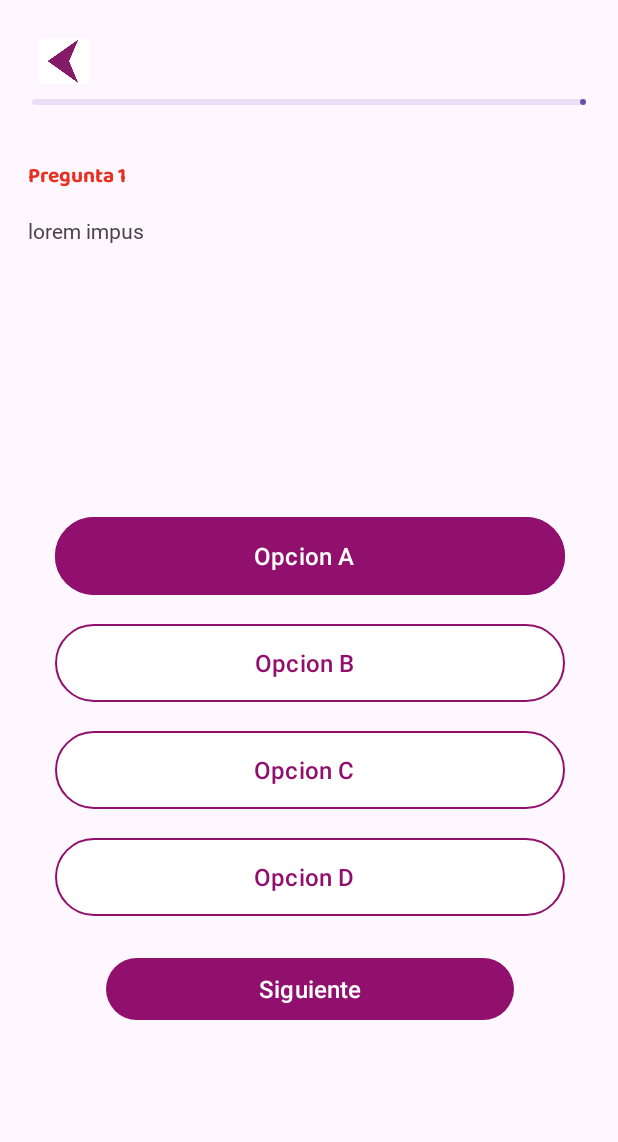
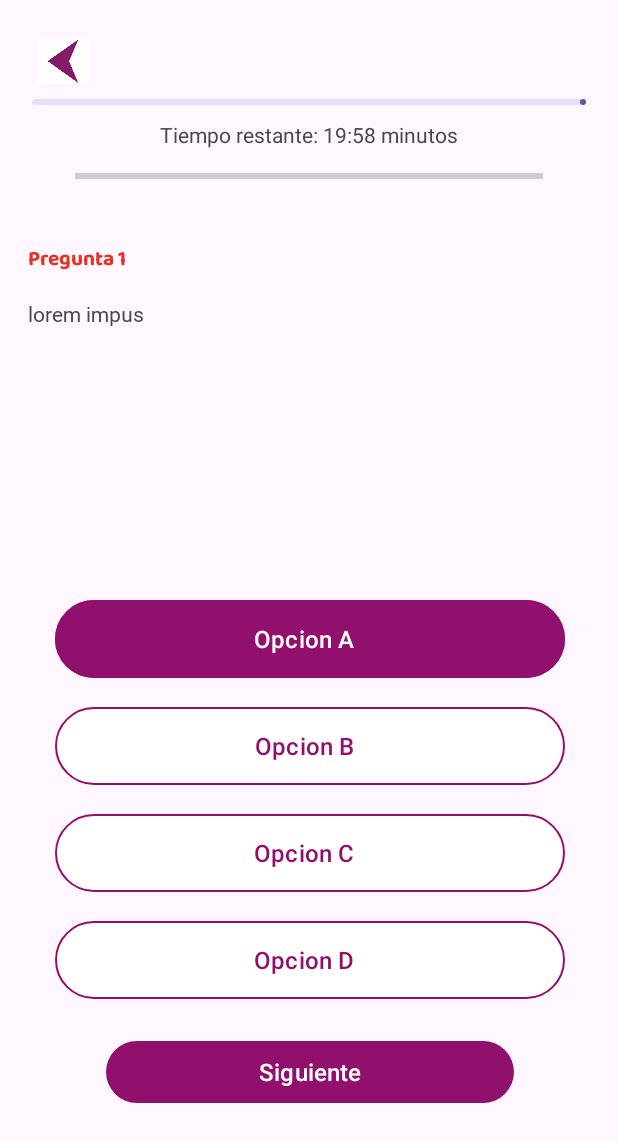
Before and after one commit to Virtualica/mobile-android, an Android app: the QuestionFragment screen opened directly, with no data from a screen before it, after a tap on "Opcion A", on a phone screen of 412 x 824 dp. Shown: the top 1142 px of the screen. Run offline under Robolectric (Android 15) with nearby library versions, the phone set to English and light mode, and no system bars; our stand-ins replace Firebase (no records; nobody signed in at launch, a user with empty details on screens opened directly); 5 statements that could not run were skipped.

Commit message:
Finished the simulation logic, miss to implement the statics

```diff
--- a/app/src/main/java/com/virtualica/mobile_android/QuestionFragment.kt
+++ b/app/src/main/java/com/virtualica/mobile_android/QuestionFragment.kt
@@ -4,6 +4,7 @@ import android.content.Context
 import android.content.Intent
 import android.graphics.Color
 import android.os.Bundle
+import android.util.Log
 import androidx.fragment.app.Fragment
 import android.view.LayoutInflater
 import android.view.View
@@ -28,6 +29,7 @@ class QuestionFragment() : Fragment() {
     ): View? {
         val inf = inflater.inflate(R.layout.question, container, false)
         val dataQuestion = arguments
+        Log.e("Error", dataQuestion!!.size().toString() + "Gonorrea triple hpta")
         for (i in 0 until dataQuestion!!.size()){
             val q : Question = dataQuestion.get("question${i}") as Question
             questions.add(q)
--- a/app/src/main/java/com/virtualica/mobile_android/SimulationActivity.kt
+++ b/app/src/main/java/com/virtualica/mobile_android/SimulationActivity.kt
@@ -23,8 +23,7 @@ class SimulationActivity : AppCompatActivity() {
         super.onCreate(savedInstanceState)
         setContentView(R.layout.activity_simulation)
         time()
-        Log.e("Error", getIndex(19).size.toString() + "Sapa hpta")
-        //showFragment()
+        showFragment()
     }
 
     private fun showFragment() {
@@ -41,20 +40,27 @@ class SimulationActivity : AppCompatActivity() {
                 }
                 questions.add(newQ)
             }
+            val data = putDataQuestion(questions)
+            for (q in data){
+                bundle.putSerializable("question${count}", q)
+                count++
+            }
+            fragment.arguments = bundle
+            val transaction = supportFragmentManager.beginTransaction()
+                .replace(R.id.questionContainer, fragment)
+            transaction.commit()
         }
-
-
-
-
     }
 
     private fun putDataQuestion(questions : MutableList<Question>) : MutableList<Question>{
-        val questionsToPut : MutableList<Question> = ArrayList()
+        var questionsToPut : MutableList<Question> = ArrayList()
         val categories = arrayOf("Matemáticas", "Inglés", "Ciencias Sociales", "Lectura Crítica", "Ciencias Naturales")
-
-
-
-
+        for (c in categories){
+            val newQuestions = putDataQuestionCategory(c, questions)
+            for (nq in newQuestions){
+                questionsToPut.add(nq)
+            }
+        }
         return questionsToPut
     }
 
@@ -66,8 +72,10 @@ class SimulationActivity : AppCompatActivity() {
                 questionsPerCategory.add(q)
             }
         }
-
-
+        val setInt = getIndex(questionsPerCategory.size)
+        for (i in setInt){
+            questionsPerCategoryToPut.add(questionsPerCategory[i])
+        }
         return questionsPerCategoryToPut
     }
 
@@ -76,7 +84,7 @@ class SimulationActivity : AppCompatActivity() {
         val random = Random
         if(size <= 20){
             while (indexToQuestion.size != size){
-                indexToQuestion.add(random.nextInt(0..size))
+                indexToQuestion.add(random.nextInt(0 until size))
             }
         } else {
             while (indexToQuestion.size != 20){
```
